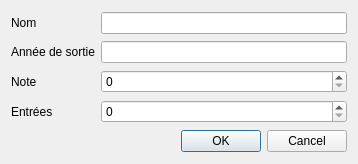
Old version of the form Dialogs/EditMovieDialog.ui in the repository AmbreM71/MovieManager.
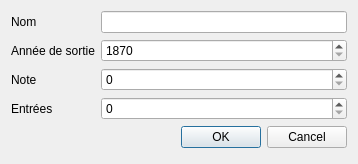
New version of the form.

Commit message: Change QLineEdit to QSpinBox widget on editing a movie's release year. Also avoid putting future years

Patch:
```diff
--- a/Dialogs/EditMovieDialog.ui
+++ b/Dialogs/EditMovieDialog.ui
@@ -48,9 +48,6 @@
      </property>
     </widget>
    </item>
-   <item row="1" column="1">
-    <widget class="QLineEdit" name="ReleaseYearInput"/>
-   </item>
    <item row="1" column="0">
     <widget class="QLabel" name="ReleaseYearLabel">
      <property name="text">
@@ -72,6 +69,16 @@
      </property>
     </widget>
    </item>
+   <item row="1" column="1">
+    <widget class="QSpinBox" name="ReleaseYearInput">
+     <property name="minimum">
+      <number>1870</number>
+     </property>
+     <property name="maximum">
+      <number>2000</number>
+     </property>
+    </widget>
+   </item>
   </layout>
  </widget>
  <resources/>
```
The commit also changes 2 other files.
